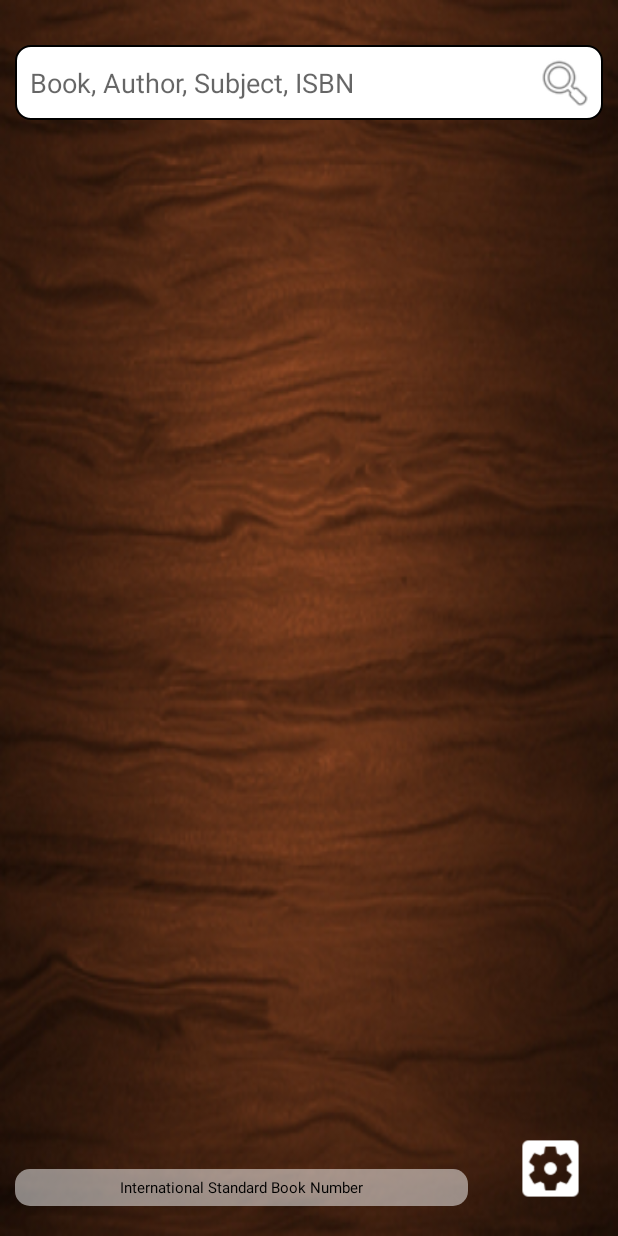
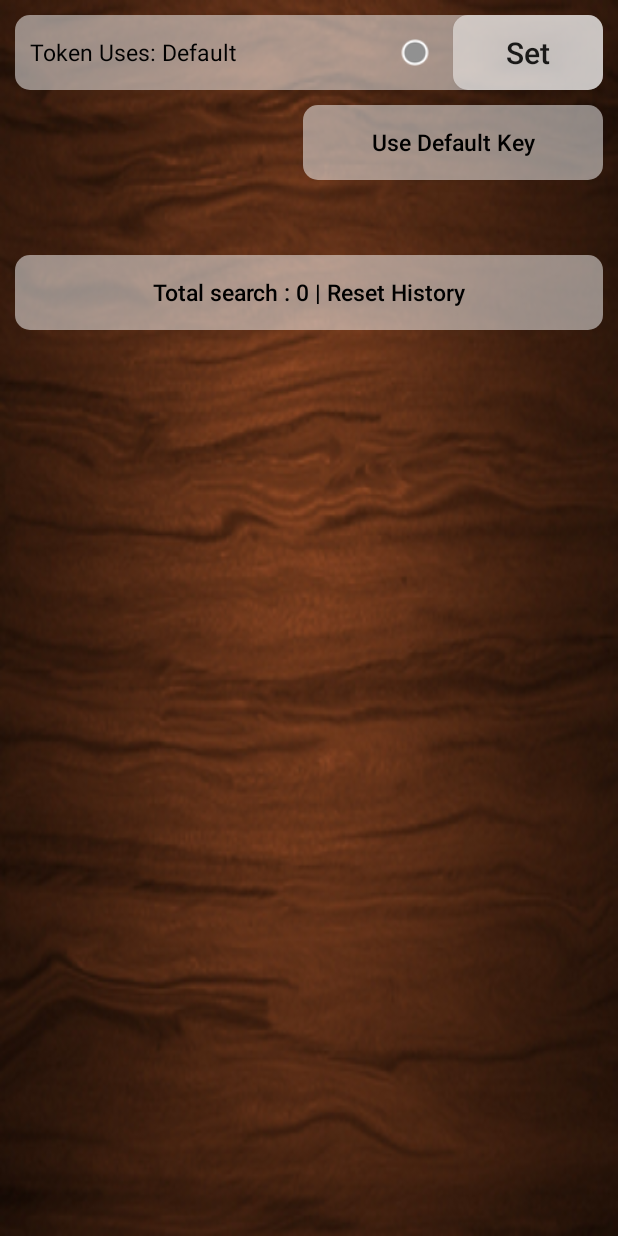
Before and after one commit to sgsudhir/ISBNdb, an Android app: the screen it shows after launch (MainActivity before the commit, SettingActivity after it), after a tap on an icon or button, on a phone screen of 412 x 824 dp. Run offline under Robolectric (Android 15) with nearby library versions, the phone set to English and light mode, and no system bars; our stand-ins replace Volley.

Commit message:
Add setting activity

```diff
--- a/app/src/main/AndroidManifest.xml
+++ b/app/src/main/AndroidManifest.xml
@@ -21,6 +21,8 @@
                 <category android:name="android.intent.category.LAUNCHER" />
             </intent-filter>
         </activity>
+        <activity android:name=".activity.SettingActivity" >
+        </activity>
     </application>
 
 </manifest>
--- a/app/src/main/java/com/isbndb/activity/MainActivity.java
+++ b/app/src/main/java/com/isbndb/activity/MainActivity.java
@@ -80,7 +80,7 @@ public class MainActivity extends AppCompatActivity implements View.OnClickListe
                 }.execute("first");
                 break;
             case R.id.button_setting_activity_main:
-             //   startActivity(new Intent(MainActivity.this, SettingActivity.class));
+                startActivity(new Intent(MainActivity.this, SettingActivity.class));
                 break;
             default:
                 break;
--- /dev/null
+++ b/app/src/main/java/com/isbndb/activity/SettingActivity.java
@@ -0,0 +1,134 @@
+package com.isbndb.activity;
+
+import android.support.v7.app.AppCompatActivity;
+import android.os.Bundle;
+import android.view.View;
+import android.widget.Button;
+import android.widget.EditText;
+import android.widget.ImageView;
+import android.widget.TextView;
+import android.widget.Toast;
+
+import com.isbndb.R;
+import com.isbndb.app.AppController;
+import com.isbndb.helper.KeyManager;
+import com.isbndb.network.JSONRequest;
+import com.isbndb.utility.ApiDetails;
+
+import org.json.JSONException;
+import org.json.JSONObject;
+
+public class SettingActivity extends AppCompatActivity implements View.OnClickListener {
+    Button buttonSetToken,buttonDefaultToken,buttonClearHistory;
+    EditText editTextApiKey;
+    TextView textViewApiKey;
+    ImageView imageViewKeyStatus;
+
+    private static final int INDICATOR_WRONG = android.R.drawable.presence_busy;
+    private static final int INDICATOR_CHECKING = android.R.drawable.presence_away;
+    private static final int INDICATOR_CORRECT = android.R.drawable.presence_online;
+    private static final int INDICATOR_OFF = android.R.drawable.presence_invisible;
+
+    @Override
+    protected void onCreate(Bundle savedInstanceState) {
+        super.onCreate(savedInstanceState);
+        setContentView(R.layout.activity_setting);
+        getSupportActionBar().hide();
+        buttonClearHistory = (Button) findViewById(R.id.button_delete_history_layout_setting);
+        buttonDefaultToken = (Button) findViewById(R.id.button_default_apikey_layout_setting);
+        buttonSetToken = (Button) findViewById(R.id.button_set_token_layout_setting);
+        editTextApiKey = (EditText) findViewById(R.id.edit_text_apikey_layout_setting);
+        textViewApiKey = (TextView) findViewById(R.id.text_view_apikey_layout_setting);
+        imageViewKeyStatus = (ImageView) findViewById(R.id.image_view_status_layout_setting);
+
+        buttonSetToken.setOnClickListener(this);
+        buttonDefaultToken.setOnClickListener(this);
+        buttonClearHistory.setOnClickListener(this);
+        textViewApiKey.setOnClickListener(this);
+        editTextApiKey.setOnClickListener(this);
+    }
+
+    @Override
+    public void onClick(View v) {
+        switch (v.getId()) {
+            case R.id.button_delete_history_layout_setting:
+                AppController.getSearchHistoryInstant().reInitializeHistory();
+                buttonClearHistory.setText("Total search : " + AppController.getSearchHistoryInstant().getHistoryLength() + " | Reset History");
+                break;
+            case R.id.button_default_apikey_layout_setting:
+                AppController.getKeyManagerInstant().setKey(ApiDetails.DEFAULT_API_TOKEN);;
+                AppController.getKeyManagerInstant().setKeyType(KeyManager.DEFAULT_KEY);
+                AppController.getKeyManagerInstant().setIsValidKey(true);
+                statusView(true, "Token Uses: Default", INDICATOR_OFF);
+                break;
+            case R.id.button_set_token_layout_setting:
+                if (editTextApiKey.getText().toString().trim().isEmpty()) {
+                    Toast.makeText(this, "Please enter an API TOKEN or use default token.", Toast.LENGTH_SHORT).show();
+                    break;
+                }
+                setToken(editTextApiKey.getText().toString().trim());
+                break;
+            case R.id.edit_text_apikey_layout_setting:
+            case R.id.text_view_apikey_layout_setting:
+                statusView(false, null, INDICATOR_OFF);
+                break;
+            default:
+                break;
+        }
+    }
+
+    @Override
+    protected void onResume() {
+        super.onResume();
+        statusView(true, "Checking Token ...", INDICATOR_CHECKING);
+        if (AppController.getKeyManagerInstant().getKeyType() == KeyManager.DEFAULT_KEY)
+            statusView(true, "Token Uses: Default", INDICATOR_OFF);
+        else
+            setToken(AppController.getKeyManagerInstant().getKey().toString());
+        buttonClearHistory.setText("Total search : " + AppController.getSearchHistoryInstant().getHistoryLength() + " | Reset History");
+    }
+
+    protected void setToken(final String key) {
+        statusView(true, "Checking Token ...", INDICATOR_CHECKING);
+        new JSONRequest(this, new ApiDetails(key).getBooks("Sudhir"), null) {
+            @Override
+            protected void onJSONErrorResponse(String response) {
+
+            }
+
+            @Override
+            protected void onJSONResponse(String response) {
+                AppController.getKeyManagerInstant().setKey(key, false, KeyManager.USER_KEY);
+                statusView(true, "Token Status: Invalid", INDICATOR_WRONG);
+                JSONObject object = new JSONObject();
+                try {
+                    object = new JSONObject(response);
+                    object.getString("error");
+                } catch (JSONException e) {
+                    AppController.getKeyManagerInstant().setKey(key, true, KeyManager.USER_KEY);
+                    statusView(true, "Token Uses: User Token", INDICATOR_CORRECT);
+                }
+            }
+        }.execute("check_key");
+    }
+
+    protected void statusView(boolean status, String msg, int indicator) {
+        if (status) {
+            textViewApiKey.setText(msg);
+            imageViewKeyStatus.setBackgroundResource(indicator);
+            if (imageViewKeyStatus.getVisibility() == View.INVISIBLE)
+                imageViewKeyStatus.setVisibility(View.VISIBLE);
+            if (editTextApiKey.getVisibility() == View.VISIBLE)
+                editTextApiKey.setVisibility(View.INVISIBLE);
+            if (textViewApiKey.getVisibility() == View.INVISIBLE)
+                textViewApiKey.setVisibility(View.VISIBLE);
+        } else if (!status) {
+            if (imageViewKeyStatus.getVisibility() == View.VISIBLE)
+                imageViewKeyStatus.setVisibility(View.INVISIBLE);
+            if (editTextApiKey.getVisibility() == View.INVISIBLE)
+                editTextApiKey.setVisibility(View.VISIBLE);
+            if (textViewApiKey.getVisibility() == View.VISIBLE)
+                textViewApiKey.setVisibility(View.INVISIBLE);
+        }
+    }
+}
--- a/app/src/main/java/com/isbndb/app/AppController.java
+++ b/app/src/main/java/com/isbndb/app/AppController.java
@@ -7,6 +7,8 @@ import com.android.volley.Request;
 import com.android.volley.RequestQueue;
 import com.android.volley.toolbox.ImageLoader;
 import com.android.volley.toolbox.Volley;
+import com.isbndb.helper.KeyManager;
+import com.isbndb.helper.SearchHistory;
 
 public class AppController extends Application {
 
@@ -15,14 +17,25 @@ public class AppController extends Application {
             .getSimpleName();
 
     private RequestQueue mRequestQueue;
-    private ImageLoader mImageLoader;
-
     private static AppController mInstance;
+    private static KeyManager keyManager;
+    private static SearchHistory searchHistory;
 
     @Override
     public void onCreate() {
         super.onCreate();
         mInstance = this;
+        keyManager = new KeyManager(getApplicationContext());
+        searchHistory = new SearchHistory(getApplicationContext());
+
+    }
+
+    public static KeyManager getKeyManagerInstant() {
+        return keyManager;
+    }
+
+    public static SearchHistory getSearchHistoryInstant() {
+        return searchHistory;
     }
 
     public static synchronized AppController getInstance() {
--- /dev/null
+++ b/app/src/main/java/com/isbndb/helper/KeyManager.java
@@ -0,0 +1,71 @@
+package com.isbndb.helper;
+
+import android.content.Context;
+import android.content.SharedPreferences;
+
+import com.isbndb.app.AppController;
+import com.isbndb.utility.ApiDetails;
+
+/**
+ * Created by Sgsudhir on 2/22/2016.
+ */
+public class KeyManager {
+    private Context context;
+    private SharedPreferences mSharedPreferences;
+    private SharedPreferences.Editor mEditor;
+    public static final boolean DEFAULT_KEY = false;
+    public static final boolean USER_KEY = true;
+
+    public KeyManager(Context context) {
+        this.context = context;
+        mSharedPreferences = context.getSharedPreferences("token_manager",Context.MODE_PRIVATE);
+        mEditor = mSharedPreferences.edit();
+    }
+
+    public String getKey() {
+        if (getKeyType() == USER_KEY)
+            return mSharedPreferences.getString("key", null);
+        return ApiDetails.DEFAULT_API_TOKEN;
+    }
+
+    public String getDefaultKey() {
+        return ApiDetails.DEFAULT_API_TOKEN;
+    }
+
+    public boolean getKeyType() {
+        return mSharedPreferences.getBoolean("key_type", DEFAULT_KEY);
+    }
+
+    public boolean getIsValidKey() {
+        return  mSharedPreferences.getBoolean("key_value", false);
+    }
+
+    public void setKey(String key) {
+        mEditor.remove("key");
+        mEditor.putString("key", key);
+        mEditor.commit();
+    }
+
+    public void setIsValidKey(boolean valid) {
+        mEditor.remove("key_value");
+        mEditor.putBoolean("key_value", valid);
+        mEditor.commit();
+    }
+
+    public void setKeyType(boolean type) {
+        mEditor.remove("key_type");
+        mEditor.putBoolean("key_type",type);
+        mEditor.commit();
+
+    }
+
+    public void setKey(String key, boolean valid, boolean type) {
+        mEditor.remove("key");
+        mEditor.remove("key_value");
+        mEditor.remove("key_type");
+        mEditor.putString("key", key);
+        mEditor.putBoolean("key_value", valid);
+        mEditor.putBoolean("key_type", type);
+        mEditor.commit();
+    }
+}
--- a/app/src/main/java/com/isbndb/helper/SearchHistory.java
+++ b/app/src/main/java/com/isbndb/helper/SearchHistory.java
@@ -28,7 +28,6 @@ public class SearchHistory {
         this.index = mSharedPreference.getInt("index",-1);
         if (this.index == -1)
             return false;
-
         mEditor.putString((this.index + 1) + "",query);
         mEditor.remove("index");
         mEditor.commit();
--- /dev/null
+++ b/app/src/main/res/drawable/bg_red_transparent.xml
@@ -0,0 +1,6 @@
+<?xml version="1.0" encoding="utf-8"?>
+<shape xmlns:android="http://schemas.android.com/apk/res/android"
+    android:shape="rectangle">
+    <solid android:color="@color/redTransparent"/>
+    <corners android:radius="10dp"/>
+</shape>
--- /dev/null
+++ b/app/src/main/res/layout/activity_setting.xml
@@ -0,0 +1,86 @@
+<?xml version="1.0" encoding="utf-8"?>
+<RelativeLayout xmlns:android="http://schemas.android.com/apk/res/android"
+    xmlns:tools="http://schemas.android.com/tools"
+    android:layout_width="match_parent"
+    android:layout_height="match_parent"
+    tools:context="com.isbndb.activity.SettingActivity"
+    android:background="@drawable/bg_wood">
+    <RelativeLayout
+        android:id="@+id/layout_key_layout_setting"
+        android:layout_width="match_parent"
+        android:layout_height="50dp"
+        android:background="@drawable/bg_white_transparent"
+        android:layout_margin="10dp">
+        <Button
+            android:id="@+id/button_set_token_layout_setting"
+            android:layout_width="100dp"
+            android:layout_height="50dp"
+            android:text="Set"
+            android:textSize="20dp"
+            android:textAllCaps="false"
+            android:background="@drawable/bg_white_transparent"
+            android:layout_alignParentRight="true"/>
+        <ImageView
+            android:id="@+id/image_view_status_layout_setting"
+            android:layout_width="20dp"
+            android:layout_height="20dp"
+            android:layout_margin="15dp"
+            android:background="@android:drawable/presence_online"
+            android:layout_toLeftOf="@id/button_set_token_layout_setting"/>
+        <FrameLayout
+            android:layout_width="match_parent"
+            android:layout_height="match_parent"
+            android:layout_toLeftOf="@id/image_view_status_layout_setting">
+            <EditText
+                android:id="@+id/edit_text_apikey_layout_setting"
+                android:layout_width="match_parent"
+                android:layout_height="match_parent"
+                android:background="#00000000"
+                android:inputType="text"
+                android:singleLine="true"
+                android:hint="API Token"
+                android:textSize="20dp"
+                android:textColor="#000000"
+                android:textStyle="bold"
+                android:paddingLeft="10dp"
+                android:paddingRight="10dp" />
+            <TextView
+                android:id="@+id/text_view_apikey_layout_setting"
+                android:layout_width="match_parent"
+                android:layout_height="match_parent"
+                android:background="#00000000"
+                android:textSize="15dp"
+                android:textColor="#000000"
+                android:gravity="center_vertical"
+                android:paddingLeft="10dp"
+                android:paddingRight="10dp"/>
+        </FrameLayout>
+    </RelativeLayout>
+    <Button
+        android:id="@+id/button_default_apikey_layout_setting"
+        android:layout_width="200dp"
+        android:layout_height="50dp"
+        android:layout_below="@id/layout_key_layout_setting"
+        android:layout_alignParentRight="true"
+        android:layout_marginRight="10dp"
+        android:background="@drawable/bg_white_transparent"
+        android:text="Use Default Key"
+        android:textSize="15dp"
+        android:textColor="#000000"
+        android:textAllCaps="false"/>
+    <Button
+        android:id="@+id/button_delete_history_layout_setting"
+        android:layout_width="match_parent"
+        android:layout_height="50dp"
+        android:layout_below="@id/button_default_apikey_layout_setting"
+        android:layout_marginLeft="10dp"
+        android:layout_marginTop="50dp"
+        android:layout_alignParentRight="true"
+        android:layout_marginRight="10dp"
+        android:background="@drawable/bg_white_transparent"
+        android:text="Retriving History ..."
+        android:gravity="center"
+        android:textSize="15dp"
+        android:textColor="#000000"
+        android:textAllCaps="false"/>
+</RelativeLayout>
--- a/app/src/main/res/values/colors.xml
+++ b/app/src/main/res/values/colors.xml
@@ -4,4 +4,5 @@
     <color name="colorPrimaryDark">#303F9F</color>
     <color name="colorAccent">#FF4081</color>
     <color name="whiteTransparent">#80FFFFFF</color>
+    <color name="redTransparent">#80FF0000</color>
 </resources>
```
